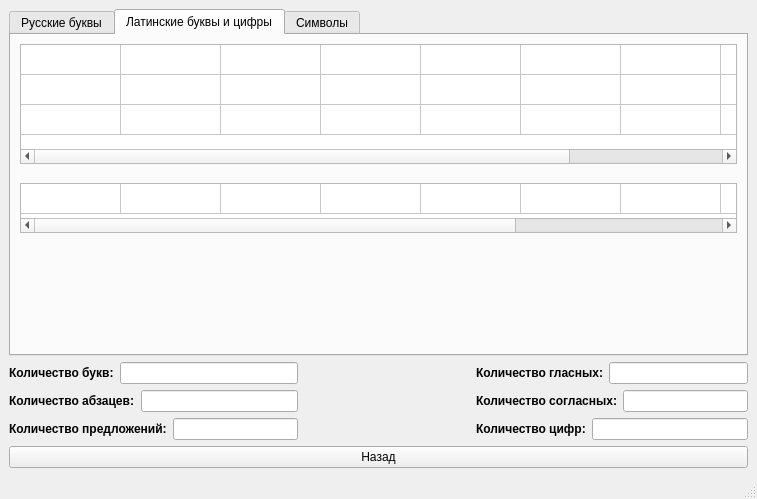
Old version of the form reportWindow.ui in the repository RomanB51/Project.
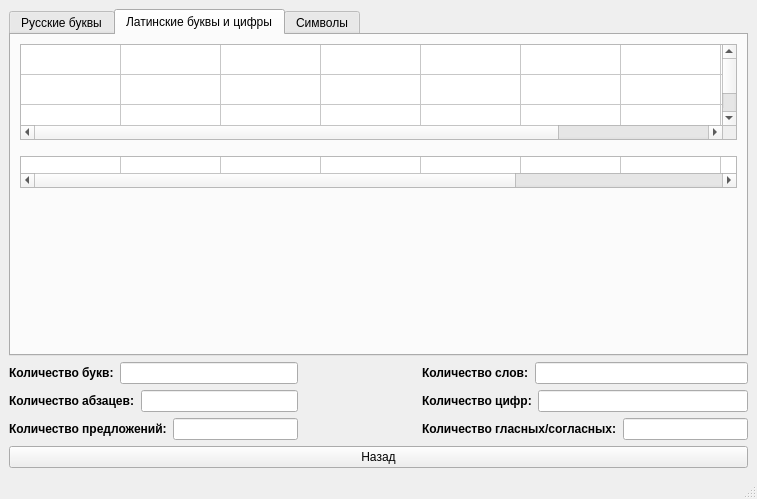
New version of the form. The open tabs and pages were chosen to show the change.

What changed in the file:
```diff
--- a/reportWindow.ui
+++ b/reportWindow.ui
@@ -10,11 +10,17 @@
     <height>499</height>
    </rect>
   </property>
+  <property name="sizePolicy">
+   <sizepolicy hsizetype="Expanding" vsizetype="Expanding">
+    <horstretch>0</horstretch>
+    <verstretch>0</verstretch>
+   </sizepolicy>
+  </property>
   <property name="windowTitle">
    <string>Система обработки текста</string>
   </property>
   <widget class="QWidget" name="centralwidget">
-   <layout class="QVBoxLayout" name="verticalLayout_2">
+   <layout class="QVBoxLayout" name="verticalLayout_3">
     <item>
      <widget class="QTabWidget" name="tabWidget">
       <property name="currentIndex">
@@ -163,75 +169,33 @@
           <property name="maximumSize">
            <size>
             <width>16777215</width>
-            <height>120</height>
+            <height>96</height>
            </size>
           </property>
+          <property name="rowCount">
+           <number>3</number>
+          </property>
+          <property name="columnCount">
+           <number>9</number>
+          </property>
           <attribute name="horizontalHeaderVisible">
            <bool>false</bool>
           </attribute>
           <attribute name="verticalHeaderVisible">
            <bool>false</bool>
           </attribute>
-          <row>
-           <property name="text">
-            <string>Новая строка</string>
-           </property>
-          </row>
-          <row>
-           <property name="text">
-            <string>Новая строка</string>
-           </property>
-          </row>
-          <row>
-           <property name="text">
-            <string>Новая строка</string>
-           </property>
-          </row>
-          <column>
-           <property name="text">
-            <string>Новый столбец</string>
-           </property>
-          </column>
-          <column>
-           <property name="text">
-            <string>Новый столбец</string>
-           </property>
-          </column>
-          <column>
-           <property name="text">
-            <string>Новый столбец</string>
-           </property>
-          </column>
-          <column>
-           <property name="text">
-            <string>Новый столбец</string>
-           </property>
-          </column>
-          <column>
-           <property name="text">
-            <string>Новый столбец</string>
-           </property>
-          </column>
-          <column>
-           <property name="text">
-            <string>Новый столбец</string>
-           </property>
-          </column>
-          <column>
-           <property name="text">
-            <string>Новый столбец</string>
-           </property>
-          </column>
-          <column>
-           <property name="text">
-            <string>Новый столбец</string>
-           </property>
-          </column>
-          <column>
-           <property name="text">
-            <string>Новый столбец</string>
-           </property>
-          </column>
+          <row/>
+          <row/>
+          <row/>
+          <column/>
+          <column/>
+          <column/>
+          <column/>
+          <column/>
+          <column/>
+          <column/>
+          <column/>
+          <column/>
          </widget>
         </item>
         <item>
@@ -245,97 +209,53 @@
           <property name="sizeHint" stdset="0">
            <size>
             <width>20</width>
-            <height>13</height>
+            <height>10</height>
            </size>
           </property>
          </spacer>
         </item>
         <item>
          <widget class="QTableWidget" name="tableWidget_number">
-          <property name="sizePolicy">
-           <sizepolicy hsizetype="Expanding" vsizetype="Fixed">
-            <horstretch>0</horstretch>
-            <verstretch>0</verstretch>
-           </sizepolicy>
-          </property>
           <property name="maximumSize">
            <size>
             <width>16777215</width>
-            <height>50</height>
+            <height>32</height>
            </size>
           </property>
+          <property name="rowCount">
+           <number>1</number>
+          </property>
+          <property name="columnCount">
+           <number>10</number>
+          </property>
           <attribute name="horizontalHeaderVisible">
            <bool>false</bool>
           </attribute>
           <attribute name="verticalHeaderVisible">
            <bool>false</bool>
           </attribute>
-          <row>
-           <property name="text">
-            <string>Новая строка</string>
-           </property>
-          </row>
-          <column>
-           <property name="text">
-            <string>Новый столбец</string>
-           </property>
-          </column>
-          <column>
-           <property name="text">
-            <string>Новый столбец</string>
-           </property>
-          </column>
-          <column>
-           <property name="text">
-            <string>Новый столбец</string>
-           </property>
-          </column>
-          <column>
-           <property name="text">
-            <string>Новый столбец</string>
-           </property>
-          </column>
-          <column>
-           <property name="text">
-            <string>Новый столбец</string>
-           </property>
-          </column>
-          <column>
-           <property name="text">
-            <string>Новый столбец</string>
-           </property>
-          </column>
-          <column>
-           <property name="text">
-            <string>Новый столбец</string>
-           </property>
-          </column>
-          <column>
-           <property name="text">
-            <string>Новый столбец</string>
-           </property>
-          </column>
-          <column>
-           <property name="text">
-            <string>Новый столбец</string>
-           </property>
-          </column>
-          <column>
-           <property name="text">
-            <string>Новый столбец</string>
-           </property>
-          </column>
+          <row/>
+          <column/>
+          <column/>
+          <column/>
+          <column/>
+          <column/>
+          <column/>
+          <column/>
+          <column/>
+          <column/>
+          <column/>
          </widget>
         </item>
         <item>
-         <spacer name="verticalSpacer">
+         <spacer name="verticalSpacer_3">
           <property name="orientation">
            <enum>Qt::Orientation::Vertical</enum>
           </property>
           <property name="sizeHint" stdset="0">
            <size>
-            <width>714</width>
-            <height>74</height>
+            <width>20</width>
+            <height>119</height>
            </size>
           </property>
          </spacer>
@@ -541,32 +461,7 @@
        </spacer>
       </item>
       <item>
-       <layout class="QVBoxLayout" name="verticalLayout_3">
-        <item>
-         <layout class="QHBoxLayout" name="horizontalLayout_4">
-          <item>
-           <widget class="QLabel" name="label_glasn">
-            <property name="font">
-             <font>
-              <bold>true</bold>
-             </font>
-            </property>
-            <property name="text">
-             <string>Количество гласных:</string>
-            </property>
-           </widget>
-          </item>
-          <item>
-           <widget class="QLineEdit" name="lineEdit_glasn">
-            <property name="font">
-             <font>
-              <bold>true</bold>
-             </font>
-            </property>
-           </widget>
-          </item>
-         </layout>
-        </item>
+       <layout class="QVBoxLayout" name="verticalLayout_2">
         <item>
          <layout class="QHBoxLayout" name="horizontalLayout_5">
           <item>
@@ -577,7 +472,7 @@
              </font>
             </property>
             <property name="text">
-             <string>Количество согласных:</string>
+             <string>Количество слов:</string>
             </property>
            </widget>
           </item>
@@ -588,6 +483,9 @@
               <bold>true</bold>
              </font>
             </property>
+            <property name="readOnly">
+             <bool>true</bool>
+            </property>
            </widget>
           </item>
          </layout>
@@ -612,6 +510,37 @@
              <font>
               <bold>true</bold>
              </font>
+            </property>
+            <property name="readOnly">
+             <bool>true</bool>
+            </property>
+           </widget>
+          </item>
+         </layout>
+        </item>
+        <item>
+         <layout class="QHBoxLayout" name="horizontalLayout_4">
+          <item>
+           <widget class="QLabel" name="label_glasn_soglasn">
+            <property name="font">
+             <font>
+              <bold>true</bold>
+             </font>
+            </property>
+            <property name="text">
+             <string>Количество гласных/согласных:</string>
+            </property>
+           </widget>
+          </item>
+          <item>
+           <widget class="QLineEdit" name="lineEdit_glasn_soglasn">
+            <property name="font">
+             <font>
+              <bold>true</bold>
+             </font>
+            </property>
+            <property name="readOnly">
+             <bool>true</bool>
             </property>
            </widget>
           </item>
```
Left out of the diff: 146 changed lines with no effect on the pictures.
